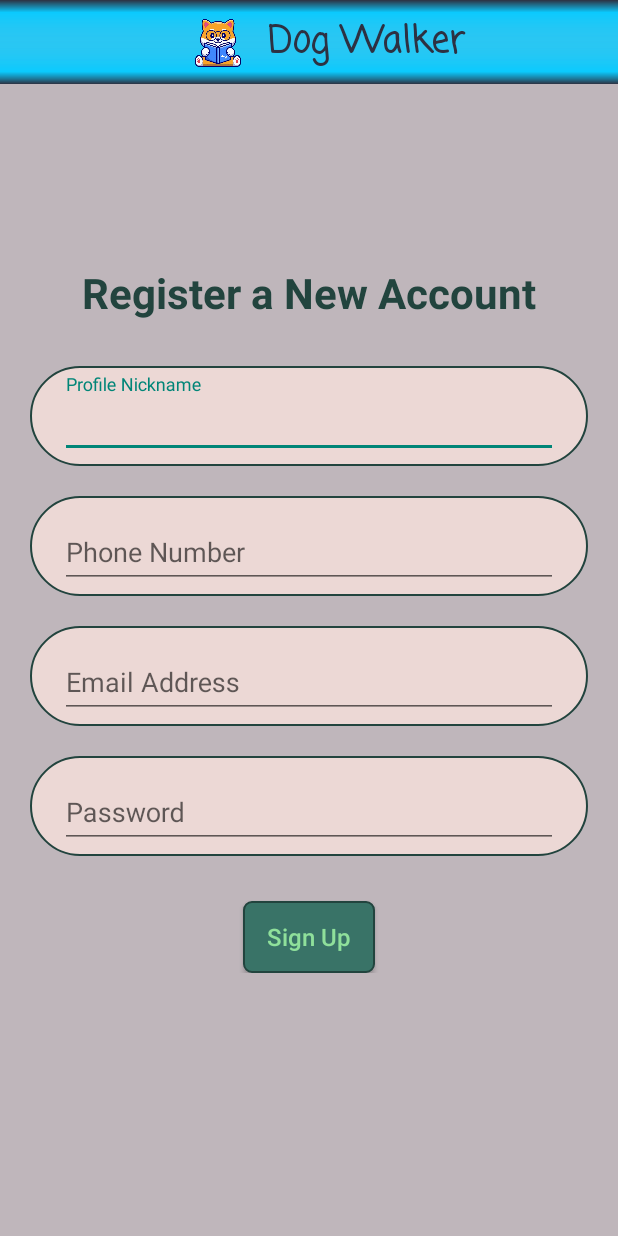
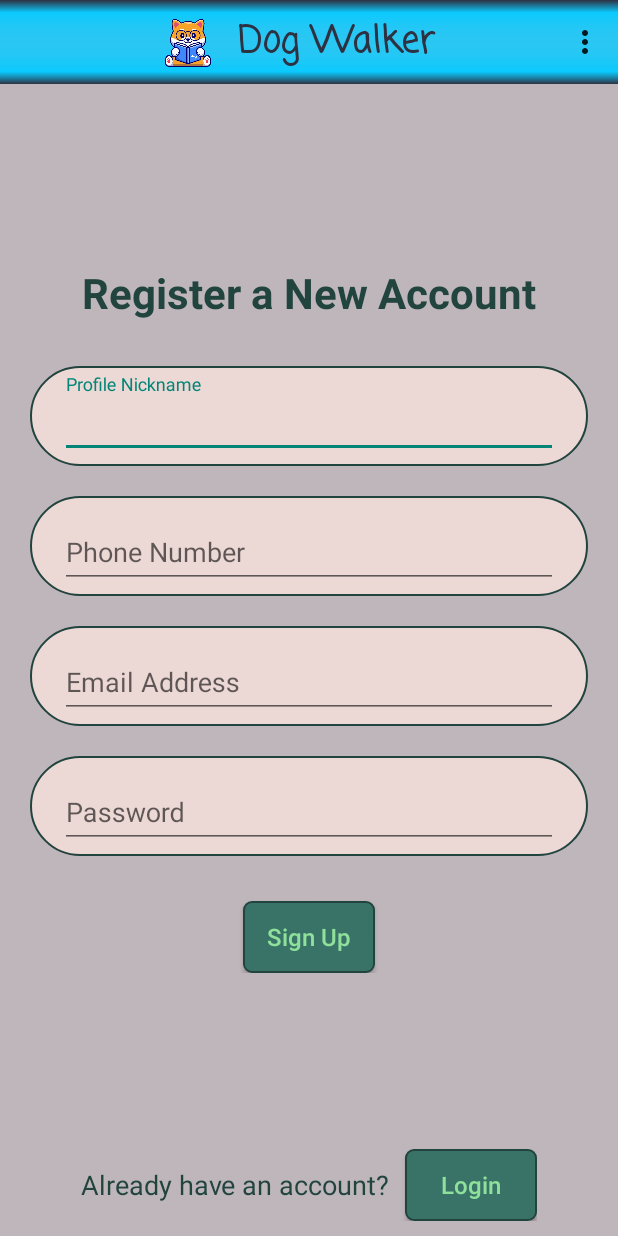
Before and after one commit to alia-io/DogWalker, an Android app: the screen it shows after launch (SignUpActivity before the commit, SignUpLoginActivity after it), on a phone screen of 412 x 824 dp. Run offline under Robolectric (Android 15) with nearby library versions, the phone set to English and light mode, and no system bars; our stand-ins replace Firebase (no records; nobody signed in at launch, a user with empty details on screens opened directly).

Commit message:
combined signup and login activities

```diff
--- a/app/build.gradle
+++ b/app/build.gradle
@@ -44,6 +44,8 @@ dependencies {
     implementation 'androidx.recyclerview:recyclerview:1.2.1'
     implementation 'androidx.cardview:cardview:1.0.0'
     implementation 'com.squareup.picasso:picasso:2.71828'
+    compileOnly 'org.projectlombok:lombok:1.18.20'
+    annotationProcessor 'org.projectlombok:lombok:1.18.20'
     testImplementation 'junit:junit:4.13.2'
     androidTestImplementation 'androidx.test.ext:junit:1.1.2'
     androidTestImplementation 'androidx.test.espresso:espresso-core:3.3.0'
--- /dev/null
+++ b/app/src/main/java/com/example/dogwalker/LoginActionActivity.java
@@ -0,0 +1,5 @@
+package com.example.dogwalker;
+
+public class LoginActionActivity {
+
+}
--- a/app/src/main/java/com/example/dogwalker/SignUpActivity.java
+++ /dev/null
@@ -1,36 +0,0 @@
-package com.example.dogwalker;
-
-import androidx.appcompat.app.AppCompatActivity;
-
-import android.os.Bundle;
-import android.view.View;
-import android.widget.EditText;
-
-import com.google.firebase.auth.FirebaseAuth;
-import com.google.firebase.auth.FirebaseUser;
-
-public class SignUpActivity extends AppCompatActivity {
-
-    private FirebaseAuth mAuth;
-    private FirebaseUser currentUser;
-    private EditText profileName, phoneNumber, emailAddress, password;
-
-    @Override
-    protected void onCreate(Bundle savedInstanceState) {
-        super.onCreate(savedInstanceState);
-        setContentView(R.layout.activity_sign_up);
-
-        // Initialize Firebase Auth
-        mAuth = FirebaseAuth.getInstance();
-        currentUser = mAuth.getCurrentUser();
-
-        profileName = findViewById(R.id.profile_name);
-        phoneNumber = findViewById(R.id.phone_number);
-        emailAddress = findViewById(R.id.email_address);
-        password = findViewById(R.id.password);
-    }
-
-    public void signUp(View view) {
-
-    }
-}
--- /dev/null
+++ b/app/src/main/java/com/example/dogwalker/SignUpLoginActivity.java
@@ -0,0 +1,223 @@
+package com.example.dogwalker;
+
+import androidx.appcompat.app.AppCompatActivity;
+
+import android.os.Bundle;
+import android.view.Menu;
+import android.view.MenuInflater;
+import android.view.MenuItem;
+import android.view.View;
+import android.widget.Button;
+import android.widget.EditText;
+import android.widget.LinearLayout;
+import android.widget.TextView;
+import android.widget.Toast;
+
+import com.google.android.material.textfield.TextInputLayout;
+import com.google.firebase.auth.FirebaseAuth;
+import com.google.firebase.auth.FirebaseUser;
+import com.google.firebase.database.DatabaseReference;
+import com.google.firebase.database.FirebaseDatabase;
+
+public class SignUpLoginActivity extends AppCompatActivity {
+
+    private FirebaseAuth mAuth;
+    private FirebaseUser currentUser;
+    private TextView instructionText;
+    private LinearLayout bottomLayout;
+    private TextInputLayout profileNameLayout, phoneNumberLayout;
+    private EditText profileName, phoneNumber, emailAddress, password;
+    private Button signUpLoginButton;
+    private Menu actionBarMenu;
+    private boolean loginMode;
+
+    @Override
+    protected void onCreate(Bundle savedInstanceState) {
+        super.onCreate(savedInstanceState);
+        setContentView(R.layout.activity_sign_up_login);
+        setSupportActionBar(findViewById(R.id.toolbar));
+        loginMode = getIntent().getBooleanExtra("login_mode", false);
+
+        // Initialize Firebase Auth
+        mAuth = FirebaseAuth.getInstance();
+        currentUser = mAuth.getCurrentUser();
+
+        instructionText = findViewById(R.id.instruction);
+        bottomLayout = findViewById(R.id.bottom_layout);
+        profileNameLayout = findViewById(R.id.profile_name_layout);
+        phoneNumberLayout = findViewById(R.id.phone_number_layout);
+        profileName = findViewById(R.id.profile_name);
+        phoneNumber = findViewById(R.id.phone_number);
+        emailAddress = findViewById(R.id.email_address);
+        password = findViewById(R.id.password);
+        signUpLoginButton = findViewById(R.id.sign_up_login_button);
+    }
+
+    private void setUIToLogin() {
+        profileNameLayout.setVisibility(View.GONE);
+        phoneNumberLayout.setVisibility(View.GONE);
+        bottomLayout.setVisibility(View.GONE);
+        actionBarMenu.findItem(R.id.action_verification).setVisible(true);
+        actionBarMenu.findItem(R.id.action_password).setVisible(true);
+        actionBarMenu.findItem(R.id.action_new_account).setVisible(true);
+        instructionText.setText(R.string.login);
+        signUpLoginButton.setText(R.string.login_button);
+        loginMode = true;
+    }
+
+    private void setUIToSignUp() {
+        profileName.setText("");
+        phoneNumber.setText("");
+        emailAddress.setText("");
+        password.setText("");
+        profileNameLayout.setVisibility(View.VISIBLE);
+        phoneNumberLayout.setVisibility(View.VISIBLE);
+        bottomLayout.setVisibility(View.VISIBLE);
+        actionBarMenu.findItem(R.id.action_verification).setVisible(false);
+        actionBarMenu.findItem(R.id.action_password).setVisible(false);
+        actionBarMenu.findItem(R.id.action_new_account).setVisible(false);
+        instructionText.setText(R.string.registration);
+        signUpLoginButton.setText(R.string.sign_up_button);
+        loginMode = false;
+    }
+
+    @Override
+    public boolean onCreateOptionsMenu(Menu menu) {
+        MenuInflater inflater = getMenuInflater();
+        inflater.inflate(R.menu.menu_toolbar_login, menu);
+        actionBarMenu = menu;
+        if (loginMode) setUIToLogin();
+        return true;
+    }
+
+    public void signUpOrLogin(View view) {
+        if (loginMode) login();
+        else signUp();
+    }
+
+    private void signUp() {
+        if (profileName.getText().length() <= 0 || phoneNumber.getText().length() <= 0
+                || emailAddress.getText().length() <= 0 || password.getText().length() <= 0) {
+            Toast.makeText(this, "Please fill out all fields to create an account.", Toast.LENGTH_SHORT).show();
+            return;
+        }
+
+        mAuth.createUserWithEmailAndPassword(emailAddress.getText().toString(), password.getText().toString())
+                .addOnSuccessListener(authResult -> {
+                    currentUser = authResult.getUser();
+                    assert currentUser != null;
+                    currentUser.sendEmailVerification()
+                            .addOnSuccessListener(aVoid -> {
+                                saveUserToDatabase();
+                                setUIToLogin();
+                                Toast.makeText(this, "Account created! Please verify your email address to login.", Toast.LENGTH_SHORT).show();
+                            })
+                            .addOnFailureListener(e ->
+                                    Toast.makeText(SignUpLoginActivity.this, "Error: " + e.getMessage(), Toast.LENGTH_SHORT).show());
+                })
+                .addOnFailureListener(e
+                        -> Toast.makeText(SignUpLoginActivity.this, "Error: " + e.getMessage(), Toast.LENGTH_SHORT).show());
+    }
+
+    private void saveUserToDatabase() {
+        FirebaseDatabase database = FirebaseDatabase.getInstance();
+        DatabaseReference usersRef = database.getReference("Users");
+        usersRef.child(currentUser.getUid()).setValue(new User(profileName.getText().toString(),
+                phoneNumber.getText().toString(), emailAddress.getText().toString()));
+    }
+
+    public void goToLogin(View view) {
+        setUIToLogin();
+    }
+
+    private void login() {
+
+        String email = emailAddress.getText().toString();
+        String pass = password.getText().toString();
+
+        if (email.equals("") || pass.equals("")) {
+            Toast.makeText(this, "Your email or password is incorrect.", Toast.LENGTH_SHORT).show();
+            return;
+        }
+
+        mAuth.signInWithEmailAndPassword(email, pass)
+                .addOnSuccessListener(authResult -> {
+                    currentUser = authResult.getUser();
+                    assert currentUser != null;
+                    if (currentUser.isEmailVerified()) {
+                        // TODO: take to profile edit activity with special extra signaling that this is their first login
+                        finish();
+                    } else {
+                        Toast.makeText(SignUpLoginActivity.this, "Please verify your email address to login.", Toast.LENGTH_SHORT).show();
+                    }
+                })
+                .addOnFailureListener(e ->
+                        Toast.makeText(SignUpLoginActivity.this, "Your email or password is incorrect.", Toast.LENGTH_SHORT).show());
+    }
+
+    @Override
+    public boolean onOptionsItemSelected(MenuItem item) {
+
+        final int resendVerificationActionId = R.id.action_verification;
+        final int resetPasswordActionId = R.id.action_password;
+        final int newAccountActionId = R.id.action_new_account;
+
+        switch (item.getItemId()) {
+            case resendVerificationActionId:
+                resendVerification();
+                return true;
+            case resetPasswordActionId:
+                resetPassword();
+                return true;
+            case newAccountActionId:
+                setUIToSignUp();
+                return true;
+            default:
+                return super.onOptionsItemSelected(item);
+        }
+    }
+
+    private void resendVerification() {
+
+        /*if (currentUser == null) {
+            // TODO: have them enter email & password in Popup
+            Toast.makeText(this, "Current user is null", Toast.LENGTH_SHORT).show();
+            return;
+        }
+
+        currentUser.sendEmailVerification()
+                .addOnSuccessListener(aVoid ->
+                        Toast.makeText(SignUpLoginActivity.this, "Verification email sent! Please verify your email address to login.", Toast.LENGTH_SHORT).show())
+                .addOnFailureListener(e ->
+                        Toast.makeText(SignUpLoginActivity.this, "Error: " + e.getMessage(), Toast.LENGTH_SHORT).show());
+         */
+    }
+
+    private void resetPassword() {
+
+        /*String email = emailAddress.getText().toString();
+
+        if (currentUser == null) {
+            if (email.equals("")) {
+                // TODO: have them enter email & password in Popup
+            } else {
+                mAuth.sendPasswordResetEmail(email)
+                        .addOnSuccessListener(new OnSuccessListener<Void>() {
+                            @Override
+                            public void onSuccess(Void aVoid) {
+                                Toast.makeText(SignUpLoginActivity.this, "Password reset email sent!", Toast.LENGTH_SHORT).show();
+                            }
+                        })
+                        .addOnFailureListener(new OnFailureListener() {
+                            @Override
+                            public void onFailure(@NonNull Exception e) {
+                                Toast.makeText(SignUpLoginActivity.this, "Error: " + e.getMessage(), Toast.LENGTH_SHORT).show();
+                            }
+                        });
+            }
+        } else {
+
+        }
+         */
+    }
+}
--- a/app/src/main/java/com/example/dogwalker/AuthenticationActivity.java
+++ b/app/src/main/java/com/example/dogwalker/SplashActivity.java
@@ -2,7 +2,6 @@ package com.example.dogwalker;
 
 import androidx.appcompat.app.AppCompatActivity;
 
-import android.app.PendingIntent;
 import android.content.Intent;
 import android.os.Bundle;
 import android.os.CountDownTimer;
@@ -10,7 +9,7 @@ import android.os.CountDownTimer;
 import com.google.firebase.auth.FirebaseAuth;
 import com.google.firebase.auth.FirebaseUser;
 
-public class AuthenticationActivity extends AppCompatActivity {
+public class SplashActivity extends AppCompatActivity {
 
     private FirebaseAuth mAuth;
     private FirebaseUser currentUser;
@@ -18,7 +17,7 @@ public class AuthenticationActivity extends AppCompatActivity {
     @Override
     protected void onCreate(Bundle savedInstanceState) {
         super.onCreate(savedInstanceState);
-        setContentView(R.layout.activity_authentication);
+        setContentView(R.layout.activity_splash);
 
         // Initialize Firebase Auth
         mAuth = FirebaseAuth.getInstance();
@@ -33,11 +32,15 @@ public class AuthenticationActivity extends AppCompatActivity {
             @Override public void onTick(long millisUntilFinished) { }
             @Override public void onFinish() {
                 if (currentUser == null) { // No user found
-                    startActivity(new Intent(AuthenticationActivity.this, SignUpActivity.class));
+                    Intent intent = new Intent(SplashActivity.this, SignUpLoginActivity.class);
+                    intent.putExtra("login_mode", false);
+                    startActivity(intent);
                 } else if (currentUser.isEmailVerified()) { // User found and verified
-                    startActivity(new Intent(AuthenticationActivity.this, HomeActivity.class));
+                    startActivity(new Intent(SplashActivity.this, HomeActivity.class));
                 } else { // User found but not verified
-                    startActivity(new Intent(AuthenticationActivity.this, HomeActivity.class));
+                    Intent intent = new Intent(SplashActivity.this, SignUpLoginActivity.class);
+                    intent.putExtra("login_mode", true);
+                    startActivity(intent);
                 }
                 finish();
             }
--- a/app/src/main/res/layout/activity_sign_up.xml
+++ b/app/src/main/res/layout/activity_sign_up_login.xml
@@ -5,7 +5,7 @@
     xmlns:tools="http://schemas.android.com/tools"
     android:layout_width="match_parent"
     android:layout_height="match_parent"
-    tools:context=".SignUpActivity">
+    tools:context=".SignUpLoginActivity">
     <androidx.appcompat.widget.Toolbar
         android:id="@+id/toolbar"
         android:background="@drawable/toolbar"
@@ -13,7 +13,7 @@
         android:layout_width="match_parent"
         android:layout_height="?attr/actionBarSize"
         android:theme="@style/ThemeOverlay.AppCompat.ActionBar"
-        app:popupTheme="@style/ThemeOverlay.AppCompat.Light"
+        app:popupTheme="@style/DogWalker.ActionBar.Menu"
         app:layout_constraintTop_toTopOf="parent">
         <LinearLayout
             android:gravity="center"
@@ -48,6 +48,7 @@
         app:layout_constraintRight_toRightOf="parent"
         app:layout_constraintLeft_toLeftOf="parent">
         <TextView
+            android:id="@+id/instruction"
             android:text="@string/registration"
             android:textColor="@color/dark_green"
             android:textStyle="bold"
@@ -56,16 +57,18 @@
             android:layout_width="wrap_content"
             android:layout_height="wrap_content" />
         <com.google.android.material.textfield.TextInputLayout
+            android:id="@+id/profile_name_layout"
             android:hint="@string/name_hint"
-            style="@style/Theme.TextInputLayout">
+            style="@style/DogWalker.TextInputLayout">
             <com.google.android.material.textfield.TextInputEditText
                 android:id="@+id/profile_name"
                 android:layout_width="match_parent"
                 android:layout_height="wrap_content" />
         </com.google.android.material.textfield.TextInputLayout>
         <com.google.android.material.textfield.TextInputLayout
+            android:id="@+id/phone_number_layout"
             android:hint="@string/phone_hint"
-            style="@style/Theme.TextInputLayout">
+            style="@style/DogWalker.TextInputLayout">
             <com.google.android.material.textfield.TextInputEditText
                 android:id="@+id/phone_number"
                 android:inputType="phone"
@@ -74,7 +77,7 @@
         </com.google.android.material.textfield.TextInputLayout>
         <com.google.android.material.textfield.TextInputLayout
             android:hint="@string/email_hint"
-            style="@style/Theme.TextInputLayout">
+            style="@style/DogWalker.TextInputLayout">
             <com.google.android.material.textfield.TextInputEditText
                 android:id="@+id/email_address"
                 android:layout_width="match_parent"
@@ -82,7 +85,7 @@
         </com.google.android.material.textfield.TextInputLayout>
         <com.google.android.material.textfield.TextInputLayout
             android:hint="@string/password_hint"
-            style="@style/Theme.TextInputLayout">
+            style="@style/DogWalker.TextInputLayout">
             <com.google.android.material.textfield.TextInputEditText
                 android:id="@+id/password"
                 android:inputType="textPassword"
@@ -90,10 +93,34 @@
                 android:layout_height="wrap_content" />
         </com.google.android.material.textfield.TextInputLayout>
         <Button
+            android:id="@+id/sign_up_login_button"
             android:text="@string/sign_up_button"
-            android:onClick="signUp"
+            android:onClick="signUpOrLogin"
+            tools:ignore="UsingOnClickInXml"
             android:layout_marginTop="20dp"
-            style="@style/Theme.Button"
+            style="@style/DogWalker.Button" />
+    </LinearLayout>
+    <LinearLayout
+        android:id="@+id/bottom_layout"
+        android:gravity="center"
+        android:orientation="horizontal"
+        android:layout_margin="10dp"
+        android:layout_width="wrap_content"
+        android:layout_height="wrap_content"
+        app:layout_constraintBottom_toBottomOf="parent"
+        app:layout_constraintLeft_toLeftOf="parent"
+        app:layout_constraintRight_toRightOf="parent">
+        <TextView
+            android:text="@string/go_to_login"
+            android:textSize="18sp"
+            android:textColor="@color/dark_green"
+            android:layout_marginEnd="10dp"
+            android:layout_width="wrap_content"
+            android:layout_height="wrap_content" />
+        <Button
+            android:text="@string/login_button"
+            android:onClick="goToLogin"
+            style="@style/DogWalker.Button"
             tools:ignore="UsingOnClickInXml" />
     </LinearLayout>
 </androidx.constraintlayout.widget.ConstraintLayout>
--- a/app/src/main/res/layout/activity_authentication.xml
+++ b/app/src/main/res/layout/activity_splash.xml
@@ -5,7 +5,7 @@
     xmlns:tools="http://schemas.android.com/tools"
     android:layout_width="match_parent"
     android:layout_height="match_parent"
-    tools:context=".AuthenticationActivity">
+    tools:context=".SplashActivity">
     <TextView
         android:text="@string/app_name"
         android:textSize="42sp"
--- /dev/null
+++ b/app/src/main/res/menu/menu_toolbar_login.xml
@@ -0,0 +1,13 @@
+<?xml version="1.0" encoding="utf-8"?>
+<menu xmlns:android="http://schemas.android.com/apk/res/android"
+    xmlns:app="http://schemas.android.com/apk/res-auto">
+    <item android:id="@+id/action_verification"
+        android:title="@string/email_verification"
+        app:showAsAction="never" />
+    <item android:id="@+id/action_password"
+        android:title="@string/reset_password"
+        app:showAsAction="never" />
+    <item android:id="@+id/action_new_account"
+        android:title="@string/new_account"
+        app:showAsAction="never" />
+</menu>
--- a/app/src/main/res/values/strings.xml
+++ b/app/src/main/res/values/strings.xml
@@ -2,12 +2,25 @@
     <string name="app_name">Dog Walker</string>
     <string name="welcome">Welcome to Dog Walker!</string>
 
+    <!--TextView Text-->
     <string name="registration">Register a New Account</string>
+    <string name="login">Login to Your Account</string>
+    <string name="go_to_login">Already have an account?</string>
+
+    <!--Button Text-->
+    <string name="sign_up_button">Sign Up</string>
+    <string name="login_button">Login</string>
+
+    <!--EditText Hint Text-->
     <string name="email_hint">Email Address</string>
     <string name="password_hint">Password</string>
     <string name="name_hint">Profile Nickname</string>
     <string name="phone_hint">Phone Number</string>
-    <string name="sign_up_button">Sign Up</string>
+
+    <!--Toolbar Menu Action Text-->
+    <string name="email_verification">Resend Verification Email</string>
+    <string name="reset_password">Reset Password</string>
+    <string name="new_account">Create New Account</string>
 
     <!--Art Credit-->
     <string name="splash_screen_logo"><a href="https://www.freepik.com/vectors/baby">Baby vector created by catalyststuff - www.freepik.com</a></string>
--- a/app/src/main/res/values/themes.xml
+++ b/app/src/main/res/values/themes.xml
@@ -1,19 +1,25 @@
 <resources xmlns:tools="http://schemas.android.com/tools">
-    <!-- Main application theme. -->
-    <style name="Theme.DogWalker" parent="Theme.AppCompat.Light.NoActionBar">
+    <!-- Main application theme-->
+    <style name="Activity.DogWalker" parent="Theme.AppCompat.Light.NoActionBar">
         <item name="android:statusBarColor" tools:targetApi="l">@color/dark_maroon</item>
         <item name="android:windowBackground">@color/lilac_gray</item>
         <item name="android:windowActivityTransitions">true</item>
     </style>
 
-    <style name="Theme.Splash" parent="Theme.AppCompat.Light.NoActionBar">
+    <!--Splash Activity theme-->
+    <style name="Activity.DogWalker.Splash" parent="Theme.AppCompat.Light.NoActionBar">
         <item name="android:windowBackground">@color/light_blue</item>
         <item name="android:windowNoTitle">true</item>
         <item name="windowNoTitle">true</item>
         <item name="android:windowActivityTransitions">true</item>
     </style>
 
-    <style name="Theme.TextInputLayout" parent="Widget.Design.TextInputLayout">
+    <style name="DogWalker.ActionBar.Menu" parent="ThemeOverlay.AppCompat.Light">
+        <item name="android:itemBackground">@color/light_rose</item>
+        <item name="android:textColor">@color/dark_green</item>
+    </style>
+
+    <style name="DogWalker.TextInputLayout" parent="Widget.Design.TextInputLayout">
         <item name="android:background">@drawable/text_input_layout_style</item>
         <item name="android:layout_marginLeft">20dp</item>
         <item name="android:layout_marginRight">20dp</item>
@@ -27,11 +33,12 @@
         <item name="android:layout_height">wrap_content</item>
     </style>
 
-    <style name="Theme.Button" parent="Widget.AppCompat.Button">
+    <style name="DogWalker.Button" parent="Widget.AppCompat.Button">
         <item name="android:background">@drawable/button_style</item>
         <item name="android:textColor">@color/light_green</item>
         <item name="android:textSize">16sp</item>
         <item name="android:textAllCaps">false</item>
+        <item name="android:padding">5dp</item>
         <item name="android:layout_width">wrap_content</item>
         <item name="android:layout_height">wrap_content</item>
     </style>
```
Also changed, not shown: app/src/main/AndroidManifest.xml (+4 -5 lines), app/src/main/java/com/example/dogwalker/LoginActivity.java (deleted, +0 -14 lines), app/src/main/java/com/example/dogwalker/User.java (+34 -0 lines), app/src/main/res/layout/activity_login.xml (deleted, +0 -17 lines).
